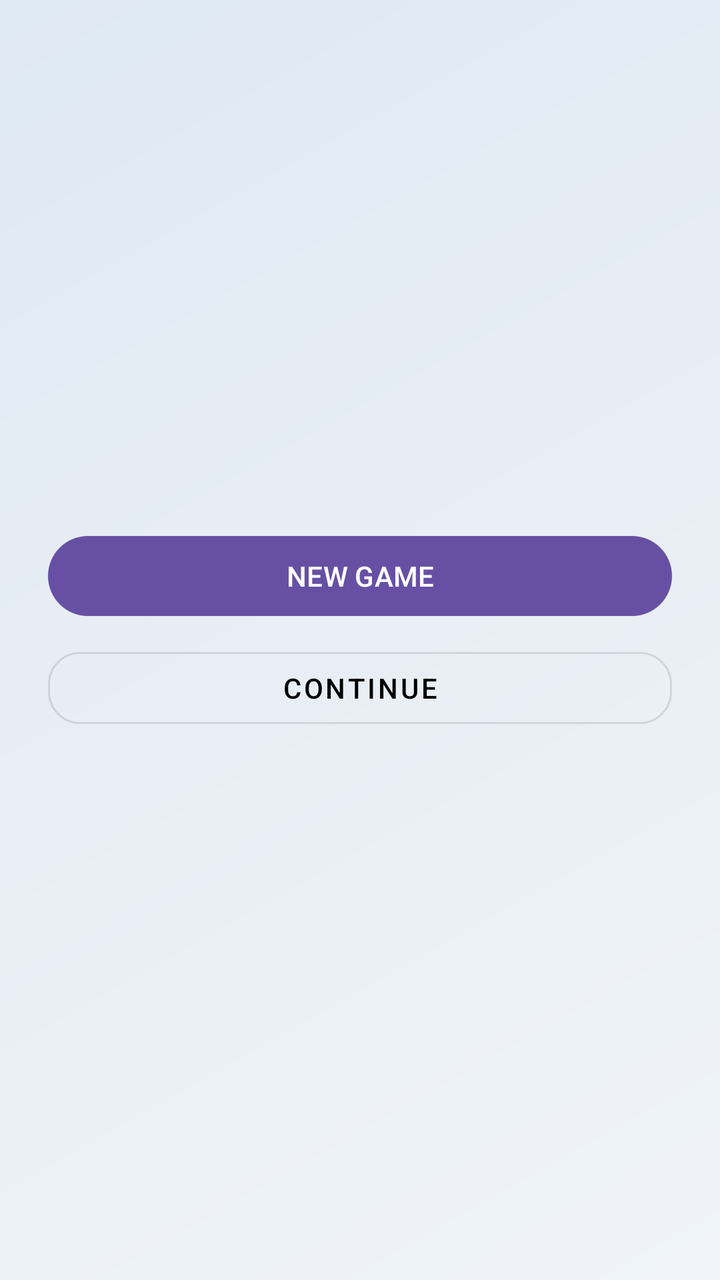
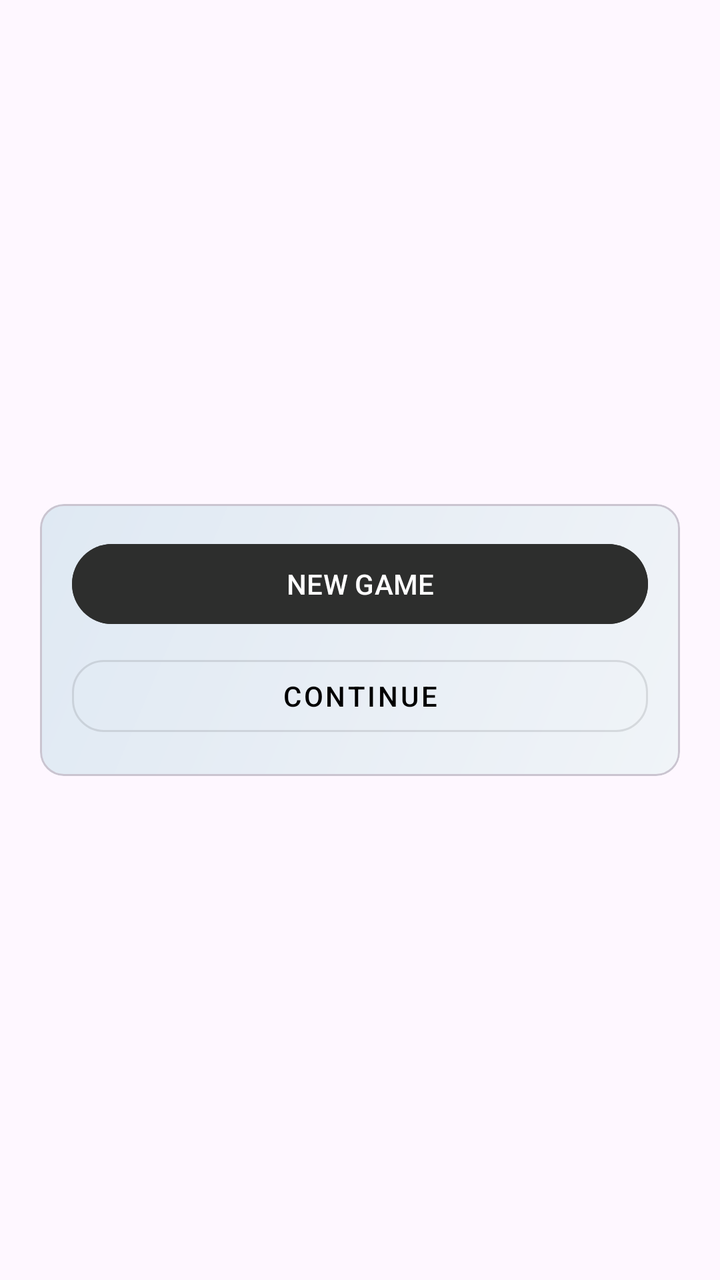

The first picture is an Android layout as it rendered before a commit; the second is the same layout after the commit. The layout source and the unified diff follow.
<!-- AndroidManifest.xml: application theme Theme.TestApp -->
<!-- res/layout/dialog_continue_choice.xml -->
<?xml version="1.0" encoding="utf-8"?>
<LinearLayout xmlns:android="http://schemas.android.com/apk/res/android"
    android:layout_width="300dp"
    android:layout_height="wrap_content"
    xmlns:app="http://schemas.android.com/apk/res-auto"
    android:orientation="vertical"
    android:padding="24dp"
    android:background="@drawable/home_background"
    android:gravity="center">


    <com.google.android.material.button.MaterialButton
        android:id="@+id/btnNewGame"
        android:layout_width="match_parent"
        android:layout_height="wrap_content"
        android:text="New Game"
        android:textAllCaps="true"
        android:layout_marginBottom="8dp"/>

    <com.google.android.material.button.MaterialButton
        android:id="@+id/btnContinueGame"
        style="@style/Widget.MaterialComponents.Button.OutlinedButton"
        android:layout_width="match_parent"
        android:layout_height="wrap_content"
        android:text="Continue"
        app:cornerRadius="16dp"
        android:textColor="@android:color/black"
        android:layout_marginBottom="8dp"/>

</LinearLayout>
<!-- resources referenced by this layout -->
<resources>
  <!-- drawable home_background (drawable) -->
  <?xml version="1.0" encoding="utf-8"?>
  <shape xmlns:android="http://schemas.android.com/apk/res/android">
      <gradient
          android:angle="135"
          android:startColor="#F0F4F8"
          android:centerColor="#E8EEF5"
          android:endColor="#DFE9F3"
          android:type="linear" />
  </shape>
  <style name="Theme.TestApp" parent="Base.Theme.TestApp" />
  <style name="Base.Theme.TestApp" parent="Theme.Material3.DayNight.NoActionBar">
          
          
          <item name="colorControlActivated">@color/black</item>
          <item name="colorControlNormal">#757575</item>
      </style>
  <color name="black">#FF000000</color>
</resources>

<!-- the commit's change to res/layout/dialog_continue_choice.xml (unified diff, before → after) -->
@@ -1,30 +1,47 @@
 <?xml version="1.0" encoding="utf-8"?>
 <LinearLayout xmlns:android="http://schemas.android.com/apk/res/android"
-    android:layout_width="300dp"
-    android:layout_height="wrap_content"
     xmlns:app="http://schemas.android.com/apk/res-auto"
-    android:orientation="vertical"
-    android:padding="24dp"
-    android:background="@drawable/home_background"
-    android:gravity="center">
+    android:layout_width="match_parent"
+    android:layout_height="match_parent"
+    android:background="@android:color/transparent"
+    android:gravity="center"
+    android:orientation="vertical">
 
-
-    <com.google.android.material.button.MaterialButton
-        android:id="@+id/btnNewGame"
+    <com.google.android.material.card.MaterialCardView
         android:layout_width="match_parent"
         android:layout_height="wrap_content"
-        android:text="New Game"
-        android:textAllCaps="true"
-        android:layout_marginBottom="8dp"/>
+        android:layout_marginHorizontal="20dp"
+        app:cardCornerRadius="12dp">
 
-    <com.google.android.material.button.MaterialButton
-        android:id="@+id/btnContinueGame"
-        style="@style/Widget.MaterialComponents.Button.OutlinedButton"
-        android:layout_width="match_parent"
-        android:layout_height="wrap_content"
-        android:text="Continue"
-        app:cornerRadius="16dp"
-        android:textColor="@android:color/black"
-        android:layout_marginBottom="8dp"/>
+        <LinearLayout
+            android:layout_width="match_parent"
+            android:layout_height="wrap_content"
+            android:gravity="center"
+            android:background="@drawable/home_background"
+            android:orientation="vertical"
+            android:padding="16dp">
+
+            <com.google.android.material.button.MaterialButton
+                android:id="@+id/btnNewGame"
+                android:layout_width="match_parent"
+                android:layout_height="wrap_content"
+                android:layout_marginBottom="8dp"
+                android:backgroundTint="#2d2e2d"
+
+                android:text="New Game"
+                android:textAllCaps="true" />
+
+            <com.google.android.material.button.MaterialButton
+                android:id="@+id/btnContinueGame"
+                style="@style/Widget.MaterialComponents.Button.OutlinedButton"
+                android:layout_width="match_parent"
+                android:layout_height="wrap_content"
+                android:text="Continue"
+                android:textColor="@android:color/black"
+                app:cornerRadius="16dp" />
+
+        </LinearLayout>
+
+    </com.google.android.material.card.MaterialCardView>
 
 </LinearLayout>
